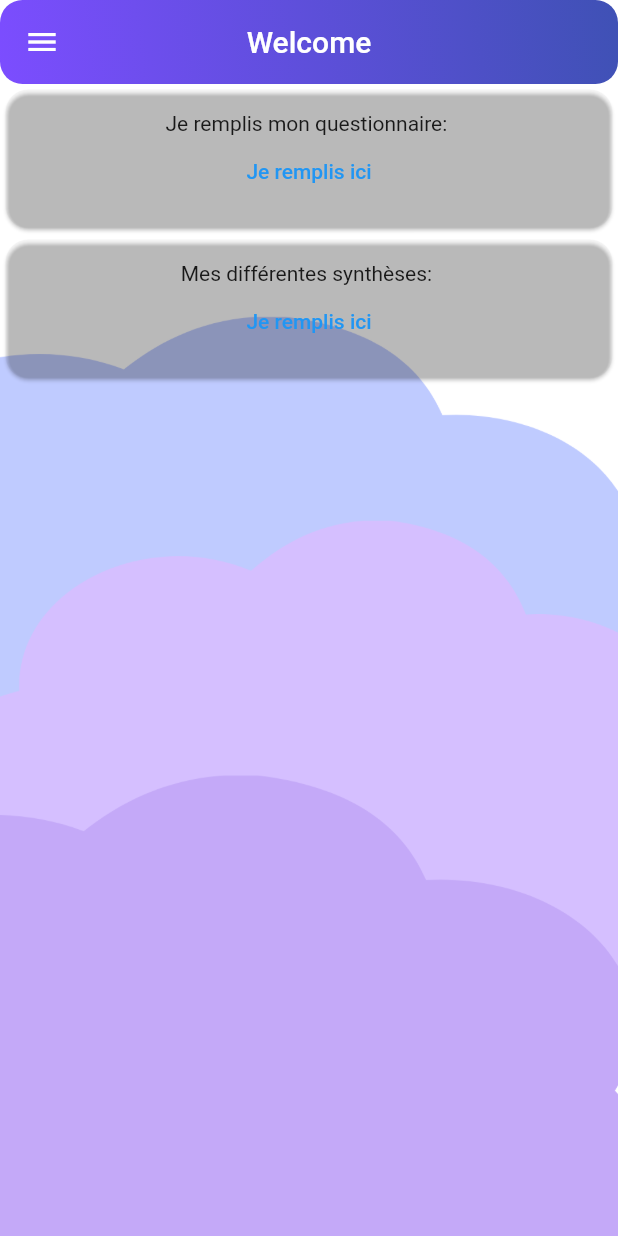
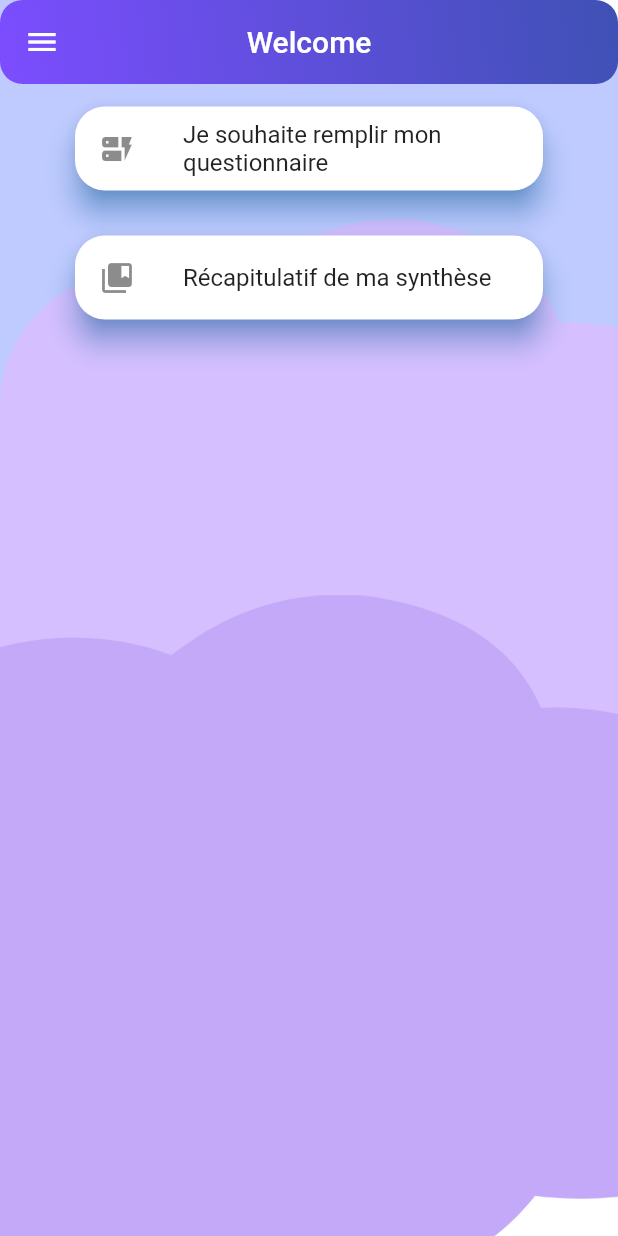
Before and after one commit to KodiakFR/my_mood, a Flutter app: the screen it shows once a user with an empty profile is signed in, on a phone screen of 412 x 824 dp. Run offline on Flutter 3.47's test engine with Material 2 defaults, Android fonts, the phone set to English and light mode, and no system bars; our stand-ins replace cloud_firestore, cloud_functions, firebase_auth, firebase_core, firebase_storage, google_sign_in; accounts and stored records are empty; generated files the repository leaves out were written again.

Commit message:
front design + creation Get all elements from firebase

```diff
--- a/lib/main.dart
+++ b/lib/main.dart
@@ -11,6 +11,7 @@ import 'package:my_mood/screens/main_page/main_page.dart';
 import 'package:my_mood/screens/moodFormPage/mood_form_page.dart';
 import 'package:firebase_core/firebase_core.dart';
 import 'package:my_mood/screens/register/register.dart';
+import 'package:my_mood/screens/summarize_answers/summarize_answers.dart';
 import 'package:my_mood/services/service_factory.dart';
 import 'package:my_mood/services/user_services.dart';
 import 'firebase_options.dart';
@@ -89,6 +90,8 @@ class MyApp extends StatelessWidget {
             "/Register": (context) => const Register(),
             "/Connection": (context) => const Connection(),
             "/Home": (context) => const HomePage(),
+            "/Summarize" : (context) => SummarizeAnswers(),
+
           },
           title: 'My Mood',
           theme: ThemeData(
--- a/lib/models/answer_entity.dart
+++ b/lib/models/answer_entity.dart
@@ -1,6 +1,6 @@
 class AnswerEntity {
   String? weather;
-  List<String>? moodTypeChoose;
+  List<dynamic>? moodTypeChoose;
   String? writingMood;
   DateTime? dateTime;
 
@@ -11,7 +11,7 @@ class AnswerEntity {
     weather = json["weather"],
     writingMood = json["writingMood"],
     moodTypeChoose = json["moodTypeChoose"],
-    dateTime = json["dateTime"];
+    dateTime = json["dateTime"].toDate();
 
   Map<String, dynamic> toJson(){
     final Map<String, dynamic> data = new Map<String, dynamic>();
--- /dev/null
+++ b/lib/screens/main_page/custom_main_page.dart
@@ -0,0 +1,32 @@
+import 'package:flutter/material.dart';
+import 'package:flutter/src/widgets/container.dart';
+import 'package:flutter/src/widgets/framework.dart';
+
+class CustomMainPage {
+
+
+  cardCustom(String title, Icon icon, String route, BuildContext context) {
+    return Padding(
+              padding: const EdgeInsets.symmetric(vertical: 15, horizontal: 50),
+              child: Center(
+                child: PhysicalModel(
+                  color: Colors.white,
+                  elevation: 8,
+                  shadowColor: Colors.blue,
+                  borderRadius: BorderRadius.circular(20),
+                  child: Container(
+                    alignment: Alignment.center,
+                    child :
+                    ListTile(
+                      onTap: () {
+                        Navigator.pushReplacementNamed(context, '/$route');
+                      },
+                      leading: icon,
+                      title : Text(title),
+                      ),
+                      ),
+                ),
+              ),
+            );
+  }
+}
--- a/lib/screens/main_page/main_page.dart
+++ b/lib/screens/main_page/main_page.dart
@@ -1,5 +1,6 @@
 import 'package:flutter/material.dart';
 import 'package:my_mood/screens/customs/app_bar_custom.dart';
+import 'package:my_mood/screens/main_page/custom_main_page.dart';
 
 import '../widget/navbar.dart';
 
@@ -12,7 +13,7 @@ class MainPage extends StatelessWidget {
     return Container(
       decoration:  BoxDecoration(
         image: DecorationImage(
-          image: AssetImage("lib/IMG/testfond2.png"),
+          image: AssetImage("lib/IMG/testfond3.png"),
           fit: BoxFit.fill
         ),
       ),
@@ -21,46 +22,13 @@ class MainPage extends StatelessWidget {
         drawer: const NavBar(),
         appBar: AppBarCustom().backgroundOfAppbar("Welcome"),
         body: Column(
+          crossAxisAlignment: CrossAxisAlignment.center,
           children: [
 
-           SizedBox(
-            width: 500,
-            height: 100,
-             child: Card(
-              color: Colors.transparent,
-               shape: RoundedRectangleBorder(
-               borderRadius: BorderRadius.circular(15)),
-                child: Column(
-                  mainAxisAlignment: MainAxisAlignment.center,
-                  children: [
-                    Text("Je remplis mon questionnaire: "),
-                    TextButton(onPressed: () {
-                      Navigator.pushReplacementNamed(context, '/Home');
-                    }, child: Text("Je remplis ici"))
-                  ],
-                ),
-             ),
-           ),
+            CustomMainPage().cardCustom("Je souhaite remplir mon questionnaire", Icon(Icons.dynamic_form), "Home", context ),
 
+            CustomMainPage().cardCustom("Récapitulatif de ma synthèse", Icon(Icons.collections_bookmark), "Summarize", context ),
 
-           SizedBox(
-            width: 500,
-            height: 100,
-             child: Card(
-              color: Colors.transparent,
-               shape: RoundedRectangleBorder(
-               borderRadius: BorderRadius.circular(15)),
-                child: Column(
-                  mainAxisAlignment: MainAxisAlignment.center,
-                  children: [
-                    Text("Mes différentes synthèses: "),
-                    TextButton(onPressed: () {
-
-                    }, child: Text("Je remplis ici"))
-                  ],
-                ),
-             ),
-           ),
           ],
         ),
       ),
```
Also changed, not shown: lib/screens/summarize_answers/summarize_answers.dart (added, +43 -0 lines), lib/services/answer_service.dart (+19 -1 lines), lib/IMG/testfond3.png (added).
